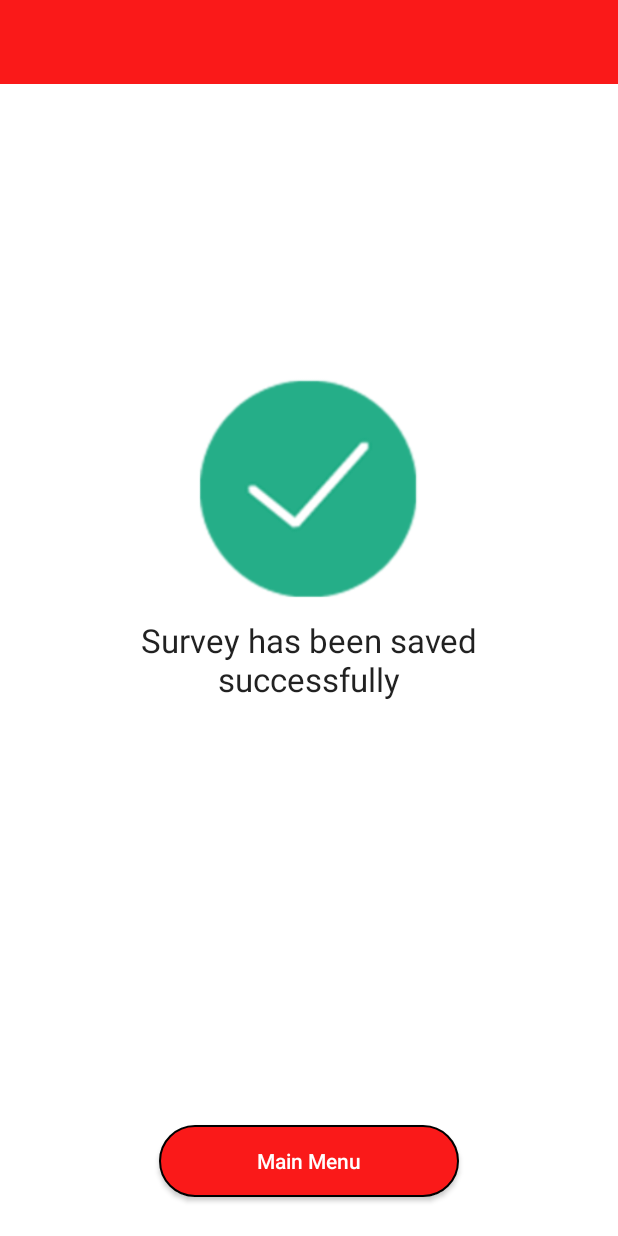
After one commit to iputumeda/kodegift, an Android app: the SurveyResultActivity screen opened directly, with no data from a screen before it, on a phone screen of 412 x 824 dp. The commit adds this screen. Run offline under Robolectric (Android 15) with nearby library versions, the phone set to English and light mode, and no system bars.

Commit message:
Menambahkan halaman activity result

```diff
--- /dev/null
+++ b/app/src/main/java/id/co/meda/survey/SurveyResultActivity.java
@@ -0,0 +1,19 @@
+package id.co.meda.survey;
+
+import android.content.Intent;
+import android.support.v7.app.AppCompatActivity;
+import android.os.Bundle;
+import android.view.View;
+
+public class SurveyResultActivity extends AppCompatActivity {
+
+    @Override
+    protected void onCreate(Bundle savedInstanceState) {
+        super.onCreate(savedInstanceState);
+        setContentView(R.layout.activity_survey_result);
+    }
+
+    public void onClickGoToMainMenu(View view) {
+        startActivity(new Intent(this, MainMenuActivity.class));
+    }
+}
--- a/app/src/main/res/layout/activity_main_menu.xml
+++ b/app/src/main/res/layout/activity_main_menu.xml
@@ -19,10 +19,10 @@
         <android.support.design.widget.TabLayout
             android:layout_below="@+id/toolbar"
             android:layout_width="match_parent"
-            android:layout_height="50dp"
+            android:layout_height="wrap_content"
             android:id="@+id/tabs"
             android:background="@color/red_color"
-            app:tabTextAppearance="?android:textAppearanceLarge"
+            app:tabTextAppearance="?android:textAppearanceMedium"
             app:tabTextColor="#fff"
             app:tabSelectedTextColor="#fff">
         </android.support.design.widget.TabLayout>
@@ -42,7 +42,7 @@
         <FrameLayout
             android:layout_width="match_parent"
             android:layout_height="match_parent"
-            android:id="@+id/navigation_container"/>
+            android:id="@+id/navigation_container" />
     </android.support.design.widget.NavigationView>
 
 </android.support.v4.widget.DrawerLayout>
--- /dev/null
+++ b/app/src/main/res/layout/activity_survey_result.xml
@@ -0,0 +1,54 @@
+<?xml version="1.0" encoding="utf-8"?>
+<RelativeLayout xmlns:android="http://schemas.android.com/apk/res/android"
+    xmlns:tools="http://schemas.android.com/tools"
+    android:layout_width="match_parent"
+    android:layout_height="match_parent"
+    tools:context="id.co.meda.survey.SurveyResultActivity">
+
+    <include layout="@layout/toolbar"
+        android:layout_height="wrap_content"
+        android:layout_width="match_parent"
+        android:id="@+id/toolbar"/>
+
+    <RelativeLayout
+        android:layout_below="@id/toolbar"
+        android:layout_width="match_parent"
+        android:layout_height="match_parent"
+        android:paddingBottom="@dimen/activity_vertical_margin"
+        android:paddingLeft="@dimen/activity_horizontal_margin"
+        android:paddingRight="@dimen/activity_horizontal_margin"
+        android:paddingTop="@dimen/activity_vertical_margin">
+
+        <ImageView
+            android:layout_width="150dp"
+            android:layout_height="150dp"
+            android:layout_centerHorizontal="true"
+            android:layout_above="@+id/success"
+            android:layout_marginBottom="10dp"
+            android:src="@drawable/ok"
+            android:id="@+id/ok"/>
+
+        <TextView
+            android:id="@+id/success"
+            android:layout_centerVertical="true"
+            android:gravity="center_horizontal"
+            android:layout_width="match_parent"
+            android:layout_height="wrap_content"
+            android:textAppearance="?android:textAppearanceLarge"
+            android:text="Survey has been saved\nsuccessfully"/>
+
+        <Button
+            android:textColor="#fff"
+            android:layout_centerHorizontal="true"
+            android:layout_width="200dp"
+            android:layout_height="wrap_content"
+            android:text="Main Menu"
+            android:textAllCaps="false"
+            android:layout_alignParentBottom="true"
+            android:layout_marginBottom="10dp"
+            android:background="@drawable/round_button"
+            android:onClick="onClickGoToMainMenu"/>
+
+    </RelativeLayout>
+
+</RelativeLayout>
--- a/app/src/main/res/layout/fragment_cash_backs.xml
+++ b/app/src/main/res/layout/fragment_cash_backs.xml
@@ -6,11 +6,13 @@
     tools:context="id.co.meda.survey.CashBacksFragment"
     android:background="#e6e6e6">
 
-    <LinearLayout
+    <com.daimajia.slider.library.SliderLayout
+        android:id="@+id/slider"
         android:layout_width="match_parent"
         android:layout_height="0dp"
         android:layout_weight="1"
-        android:background="#d01"/>
+        android:background="@android:color/white"
+        />
 
     <LinearLayout
         android:layout_width="match_parent"
--- a/app/src/main/res/layout/toolbar.xml
+++ b/app/src/main/res/layout/toolbar.xml
@@ -5,5 +5,5 @@
     android:layout_height="wrap_content"
     android:background="@color/red_color"
     app:titleTextColor="#fff"
-    android:theme="@style/DrawerArrowStyle">
+    app:theme="@style/ThemeOverlay.AppCompat.Dark.ActionBar">
 </android.support.v7.widget.Toolbar>
```
Also changed, not shown: app/src/main/AndroidManifest.xml (+17 -13 lines), app/src/main/java/id/co/meda/survey/CashBacksFragment.java (+22 -0 lines), app/src/main/res/layout/activity_edit_profile.xml (+5 -5 lines), app/src/main/res/layout/item_survey.xml (+14 -14 lines), app/src/main/res/drawable/ok.png (added).
